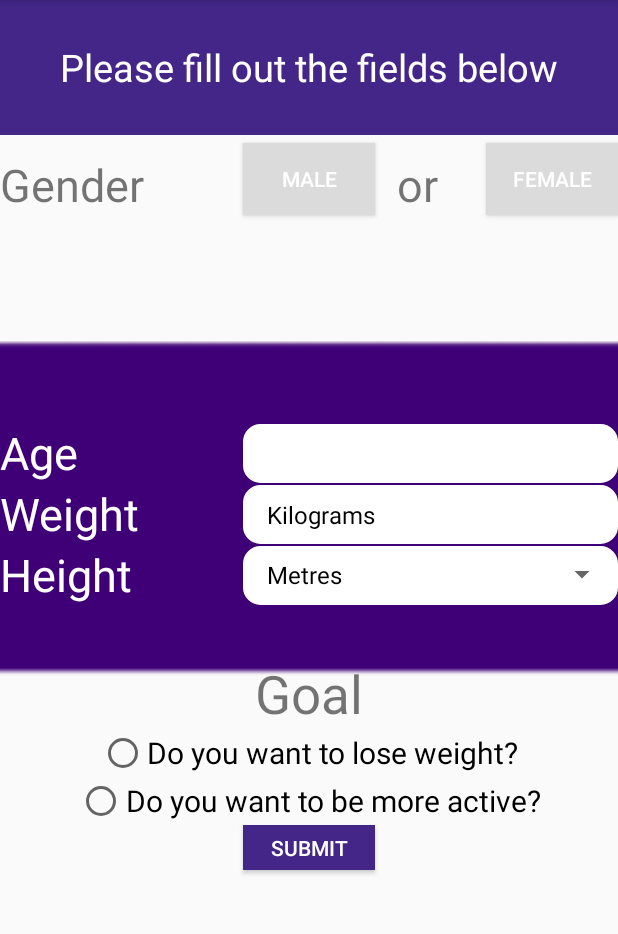
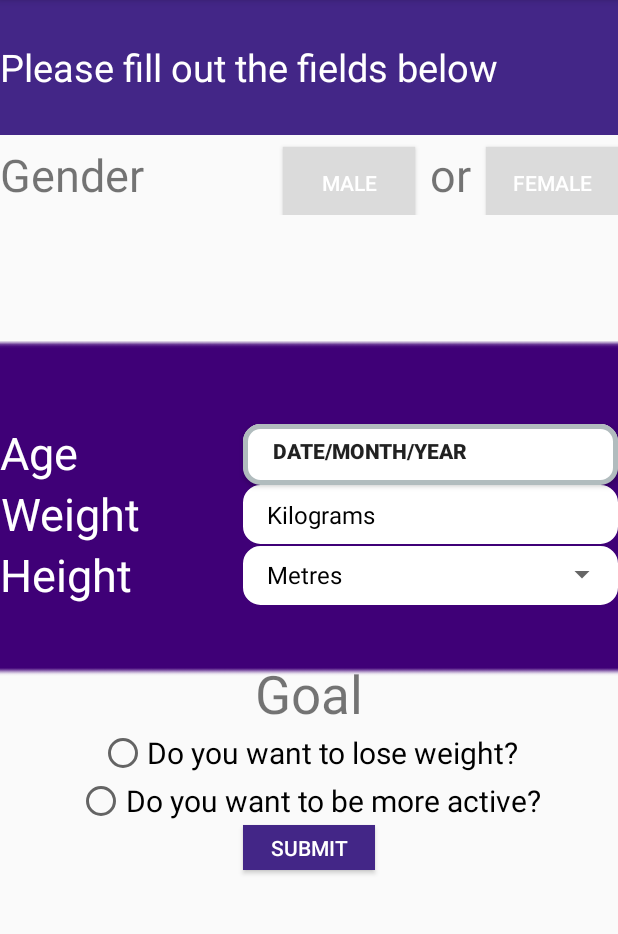
Before and after one commit to crowley100/DiabetesProject, an Android app: the screen it shows after launch (MainActivity), on a phone screen of 412 x 824 dp, the part 84-1018 px from its top. Run offline under Robolectric (Android 15) with nearby library versions, the phone set to English and light mode, and no system bars.

Commit message:
UI elements of front page basically finished

```diff
--- a/Diabetesireland/app/src/main/java/com/example/maxim/diabetesireland/MainActivity.java
+++ b/Diabetesireland/app/src/main/java/com/example/maxim/diabetesireland/MainActivity.java
@@ -1,8 +1,10 @@
 package com.example.maxim.diabetesireland;
 
+import android.app.DatePickerDialog;
 import android.content.Intent;
 import android.content.res.ColorStateList;
 import android.os.Bundle;
+import android.support.v4.app.DialogFragment;
 import android.support.v7.app.AppCompatActivity;
 import android.support.v7.widget.AppCompatButton;
 import android.support.v7.widget.Toolbar;
@@ -10,21 +12,28 @@ import android.view.View;
 import android.view.Window;
 import android.widget.ArrayAdapter;
 import android.widget.Button;
+import android.widget.DatePicker;
+import android.widget.RadioButton;
 import android.widget.Spinner;
+
+import java.util.Calendar;
 
 
 public class MainActivity extends AppCompatActivity implements View.OnClickListener {
     boolean touchedMale = false;
     boolean touchedFemale = false;
+    Calendar calendar = Calendar.getInstance();
     Spinner weight;
     Spinner height;
-    String[] heights = new String[] {"Metres","<1.40m","1.4-1.5m", "1.5-1.6m", "1.6-1.7m", "1.7-1.8m","1.8m-1.9m", "1.9-2m", "2m+"};
-    String[] weights = new String[]{"Kilograms","<60kg", "60-65kg", "65-70kg","70-75kg","75-80kg","80-85kg","85-90kg","90-95kg","95-100kg","100-110kg","110-120kg","120-130kg","130-140kg","140-150kg","150k-200kg", "200+kg"};
+    String[] heights = new String[]{"Metres", "<1.40m", "1.4-1.5m", "1.5-1.6m", "1.6-1.7m", "1.7-1.8m", "1.8m-1.9m", "1.9-2m", "2m+"};
+    String[] weights = new String[]{"Kilograms", "<60kg", "60-65kg", "65-70kg", "70-75kg", "75-80kg", "80-85kg", "85-90kg", "90-95kg", "95-100kg", "100-110kg", "110-120kg", "120-130kg", "130-140kg", "140-150kg", "150k-200kg", "200+kg"};
     Button maleButton;
     Button femaleButton;
+    Button datePicker;
+    RadioButton weightButton;
+    RadioButton activeButton;
     Button nextScreen;
     Intent intent;
-
 
 
     @Override
@@ -35,19 +44,22 @@ public class MainActivity extends AppCompatActivity implements View.OnClickListe
         nextScreen = (Button) findViewById(R.id.continueButton);
         maleButton = (Button) findViewById(R.id.maleButton);
         femaleButton = (Button) findViewById(R.id.femaleButton);
-
+        weightButton = (RadioButton) findViewById(R.id.weightRadio);
+        activeButton = (RadioButton) findViewById(R.id.activeRadio);
+        datePicker = (Button) findViewById(R.id.datePicker);
+        datePicker.setOnClickListener(this);
         maleButton.setOnClickListener(this);
         femaleButton.setOnClickListener(this);
         nextScreen.setOnClickListener(this);
-
-        weight = (Spinner)findViewById(R.id.weightSpinner);
-        height = (Spinner)findViewById(R.id.hSpinner);
-        ArrayAdapter<String>adapter = new ArrayAdapter<String>(MainActivity.this,
-                android.R.layout.simple_spinner_dropdown_item,heights);
+        //DropDowns
+        weight = (Spinner) findViewById(R.id.weightSpinner);
+        height = (Spinner) findViewById(R.id.hSpinner);
+        ArrayAdapter<String> adapter = new ArrayAdapter<String>(MainActivity.this,
+                android.R.layout.simple_spinner_dropdown_item, heights);
         adapter.setDropDownViewResource(android.R.layout.simple_spinner_dropdown_item);
 
-        ArrayAdapter<String>adapter2 = new ArrayAdapter<String>(MainActivity.this,
-                android.R.layout.simple_spinner_dropdown_item,weights);
+        ArrayAdapter<String> adapter2 = new ArrayAdapter<String>(MainActivity.this,
+                android.R.layout.simple_spinner_dropdown_item, weights);
         adapter2.setDropDownViewResource(android.R.layout.simple_spinner_dropdown_item);
 
         weight.setAdapter(adapter2);
@@ -57,9 +69,11 @@ public class MainActivity extends AppCompatActivity implements View.OnClickListe
         setSupportActionBar(toolbar);
     }
 
+
+
     @Override
     public void onClick(View v) {
-        switch(v.getId()) {
+        switch (v.getId()) {
             case R.id.maleButton:
                 if (!touchedMale) {
                     touchedFemale = false;
@@ -71,8 +85,7 @@ public class MainActivity extends AppCompatActivity implements View.OnClickListe
                 }
                 break;
             case R.id.femaleButton:
-                if(!touchedFemale)
-                {
+                if (!touchedFemale) {
                     touchedFemale = true;
                     touchedMale = false;
                     femaleButton.setBackgroundColor(0xff432687);//purple
@@ -85,8 +98,21 @@ public class MainActivity extends AppCompatActivity implements View.OnClickListe
                 intent = new Intent(MainActivity.this, Triangle.class);
                 startActivity(intent);
                 break;
+            case R.id.datePicker:
+                new DatePickerDialog(MainActivity.this, listener, calendar.get(Calendar.YEAR), calendar.get(Calendar.MONTH), calendar.get(Calendar.DAY_OF_MONTH)).show();
+                break;
 
 
         }
     }
+
+    DatePickerDialog.OnDateSetListener listener = new DatePickerDialog.OnDateSetListener() {
+        @Override
+        public void onDateSet(DatePicker view, int year, int monthOfYear, int dayOfMonth) {
+
+            datePicker.setText(dayOfMonth + "/" + (monthOfYear + 1) + "/" + year);
+        }
+
+
+    };
 }
--- a/Diabetesireland/app/src/main/res/drawable/roundcorners.xml
+++ b/Diabetesireland/app/src/main/res/drawable/roundcorners.xml
@@ -1,6 +1,6 @@
 <?xml version="1.0" encoding="UTF-8"?>
 <shape xmlns:android="http://schemas.android.com/apk/res/android">
-    <solid android:color="#B8B8B8"/>
+    <solid android:color="#ffffff"/>
     <stroke android:width="3dip" android:color="#B1BCBE" />
     <corners android:radius="10dip"/>
     <padding android:left="0dip" android:top="0dip" android:right="0dip" android:bottom="5dip" />
--- a/Diabetesireland/app/src/main/res/layout/fragment_main.xml
+++ b/Diabetesireland/app/src/main/res/layout/fragment_main.xml
@@ -23,14 +23,11 @@
         android:text="Please fill out the fields below"
         android:textColor="#ffffff"
         android:textSize="25sp"
-        android:gravity="center"
+        android:gravity="center_vertical"
         android:id="@+id/view"
         android:layout_alignParentTop="true"
-        android:layout_alignRight="@+id/femaleButton"
-        android:layout_alignEnd="@+id/femaleButton"
         android:layout_alignBottom="@+id/imageView2"
-        android:layout_alignParentLeft="true"
-        android:layout_alignParentStart="true" />
+         />
     <Button
         android:layout_width="wrap_content"
         android:layout_height="30sp"
@@ -38,9 +35,26 @@
         android:background="#432687"
         android:textColor="#ffffff"
         android:id="@+id/continueButton"
-        android:layout_below="@+id/radioButton2"
+        android:layout_below="@+id/radioGroup"
         android:layout_centerHorizontal="true" />
 
+    <LinearLayout
+        android:layout_width="match_parent"
+        android:layout_height="wrap_content"
+        android:orientation="horizontal"
+        android:gravity="center_vertical"
+        android:layout_below="@id/view">
+
+        <TextView
+            android:layout_width="0dp"
+            android:layout_height="wrap_content"
+            android:layout_weight="1"
+            android:text="Gender"
+            android:textSize="30sp"
+            android:id="@+id/textView21"
+            android:layout_alignBottom="@+id/femaleButton"
+            android:layout_alignParentLeft="true"
+            android:layout_alignParentStart="true" />
 
         <Button
             android:layout_width="wrap_content"
@@ -54,6 +68,20 @@
             android:layout_alignLeft="@+id/editText"
             android:layout_alignStart="@+id/editText" />
 
+        <TextView
+            android:layout_width="wrap_content"
+            android:layout_height="wrap_content"
+            android:paddingLeft="10dp"
+            android:paddingRight="10dp"
+            android:text="or"
+            android:textSize="30sp"
+            android:id="@+id/textView27"
+            android:layout_alignBottom="@+id/maleButton"
+            android:gravity="center"
+            android:layout_toLeftOf="@+id/femaleButton"
+            android:layout_toRightOf="@+id/maleButton"
+            android:layout_toEndOf="@+id/maleButton" />
+
         <Button
             android:layout_width="wrap_content"
             android:layout_height="wrap_content"
@@ -65,6 +93,8 @@
             android:layout_below="@+id/imageView2"
             android:layout_alignParentRight="true"
             android:layout_alignParentEnd="true" />
+
+    </LinearLayout>
 
     <TextView
         android:layout_width="wrap_content"
@@ -84,7 +114,7 @@
         android:layout_alignStart="@+id/continueButton" />
 
 
-    <EditText
+    <TextView
         android:layout_width="wrap_content"
         android:layout_height="wrap_content"
         android:background="@drawable/roundcorners"
@@ -101,13 +131,12 @@
         android:layout_above="@+id/textView26"
         android:gravity="center" />
 
-    <EditText
+    <TextView
         android:layout_width="wrap_content"
         android:layout_height="wrap_content"
         android:inputType="numberSigned"
         android:backgroundTint="#ffffff"
         android:background="@drawable/roundcorners"
-
         android:ems="10"
         android:id="@+id/editText4"
         android:textSize="25sp"
@@ -118,12 +147,20 @@
         android:layout_alignLeft="@+id/editText3"
         android:layout_alignStart="@+id/editText3"
         android:gravity="center" />
-
+    <RadioGroup xmlns:android="http://schemas.android.com/apk/res/android"
+        android:layout_width="fill_parent"
+        android:layout_height="wrap_content"
+        android:textSize="20sp"
+        android:id="@+id/radioGroup"
+        android:layout_below="@+id/textView22"
+        android:layout_centerHorizontal="true"
+        android:gravity="center"
+        android:orientation="vertical">
         <RadioButton
             android:layout_width="wrap_content"
             android:layout_height="wrap_content"
             android:text="Do you want to lose weight?"
-        android:id="@+id/radioButton"
+            android:id="@+id/weightRadio"
             android:textSize="20sp"
             android:layout_below="@+id/textView22"
             android:layout_centerHorizontal="true" />
@@ -133,10 +170,13 @@
             android:layout_height="wrap_content"
             android:text="Do you want to be more active?"
             android:textSize="20sp"
-        android:id="@+id/radioButton2"
+
+            android:id="@+id/activeRadio"
             android:gravity="center"
-        android:layout_below="@+id/radioButton"
+            android:layout_below="@+id/weightRadio"
             android:layout_centerHorizontal="true" />
+
+    </RadioGroup>
 
     <TextView
         android:layout_width="wrap_content"
@@ -168,7 +208,7 @@
         android:textColor="#ffffff"
         android:textSize="30sp"
         android:id="@+id/textView26"
-        android:layout_alignBottom="@+id/editText4"
+        android:layout_above="@+id/textView22"
         android:layout_alignParentLeft="true"
         android:layout_alignParentStart="true" />
 
@@ -179,38 +219,18 @@
         android:layout_height="wrap_content"
         android:text="Weight"
         android:textColor="#ffffff"
+        android:gravity="center"
         android:textSize="30sp"
         android:id="@+id/textView24"
         android:layout_alignBottom="@+id/editText3"
         android:layout_alignParentLeft="true"
         android:layout_alignParentStart="true" />
 
-    <TextView
-        android:layout_width="wrap_content"
-        android:layout_height="wrap_content"
-        android:text="Gender"
-        android:textSize="30sp"
-        android:id="@+id/textView21"
-        android:layout_alignBottom="@+id/femaleButton"
-        android:layout_alignParentLeft="true"
-        android:layout_alignParentStart="true" />
-
-    <TextView
-        android:layout_width="wrap_content"
-        android:layout_height="wrap_content"
-        android:text="  or"
-        android:textSize="30sp"
-        android:id="@+id/textView27"
-        android:layout_alignBottom="@+id/maleButton"
-        android:gravity="center"
-        android:layout_toLeftOf="@+id/femaleButton"
-        android:layout_toRightOf="@+id/maleButton"
-        android:layout_toEndOf="@+id/maleButton" />
-
     <Spinner
         android:layout_width="wrap_content"
         android:layout_height="wrap_content"
         android:id="@+id/weightSpinner"
+        android:gravity="center"
         android:layout_alignBottom="@+id/textView24"
         android:layout_alignLeft="@+id/textView22"
         android:layout_alignStart="@+id/textView22"
@@ -222,11 +242,27 @@
         android:layout_width="wrap_content"
         android:layout_height="wrap_content"
         android:id="@+id/hSpinner"
+        android:gravity="center"
         android:layout_below="@+id/editText3"
         android:layout_alignLeft="@+id/weightSpinner"
         android:layout_alignStart="@+id/weightSpinner"
         android:layout_alignParentRight="true"
         android:layout_alignParentEnd="true"
         android:layout_above="@+id/textView22" />
+    <Button
+        android:layout_width="wrap_content"
+        android:layout_height="wrap_content"
+        android:text="Date/Month/Year"
+        android:gravity="center_vertical"
+        android:paddingLeft="20dp"
+        android:background="@drawable/roundcorners"
+        android:id="@+id/datePicker"
+        android:textStyle="bold"
+        android:layout_above="@+id/editText3"
+        android:layout_alignLeft="@+id/editText"
+        android:layout_alignStart="@+id/editText"
+        android:layout_alignTop="@+id/editText"
+        android:layout_alignRight="@+id/editText"
+        android:layout_alignEnd="@+id/editText" />
 
 </RelativeLayout>
```
Also changed, not shown: 25 other files. Lines whose indentation alone changed are shown as unchanged.
